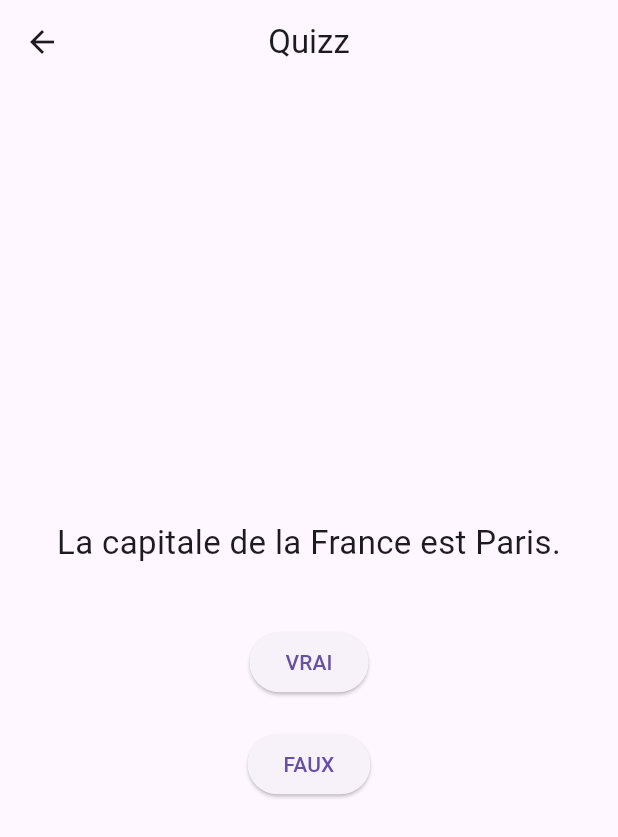
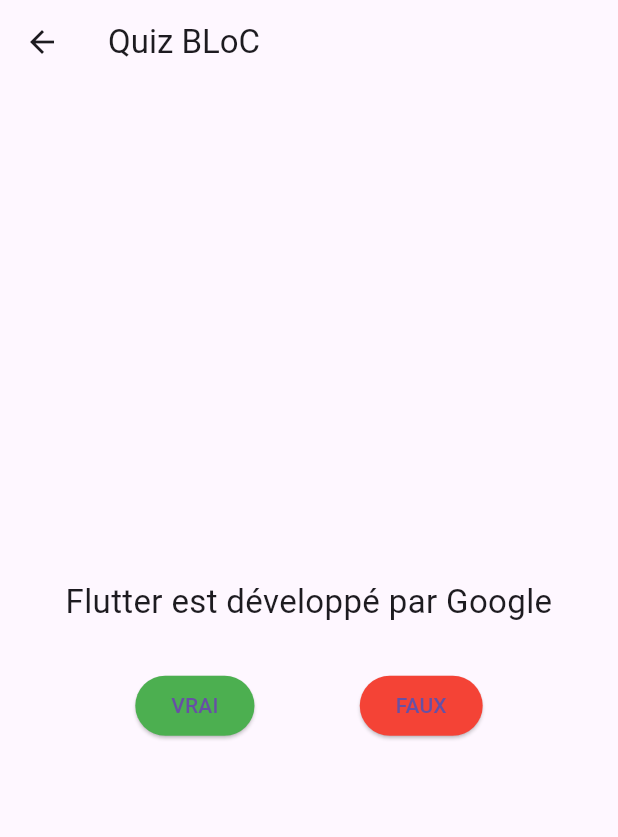
Before and after one commit to bensalahRyma/tp1-flutter, a Flutter app: the screen it shows after launch, after a tap on "Commencer le Quizz", on a phone screen of 412 x 824 dp. Shown: the top 837 px of the screen. Run offline on Flutter 3.47's test engine with Material 3 defaults, Android fonts, the phone set to English and light mode, and no system bars.

```diff
--- /dev/null
+++ b/lib/business_logic/blocs/quiz_bloc.dart
@@ -0,0 +1,46 @@
+import 'dart:async';
+
+import '../../data/models/question.dart';
+
+class QuizBloc {
+  final List<Question> _questions = [
+    Question(text: 'Flutter est développé par Google', answer: true),
+    Question(text: 'Flutter utilise Java uniquement', answer: false),
+    Question(text: 'Provider remplace setState ?', answer: true),
+    Question(text: 'BLoC est une librairie UI ?', answer: false),
+    Question(text: 'Flutter est cross-platform ?', answer: true),
+  ];
+
+  int _index = 0;
+  int _score = 0;
+  bool _finished = false;
+
+  // GETTERS
+  Question? get currentQuestion =>
+      _finished ? null : _questions[_index];
+
+  int get score => _score;
+  bool get isFinished => _finished;
+  int get total => _questions.length;
+
+  // ACTION
+  void answer(bool userAnswer) {
+    if (_finished) return;
+
+    if (_questions[_index].answer == userAnswer) {
+      _score++;
+    }
+
+    if (_index < _questions.length - 1) {
+      _index++;
+    } else {
+      _finished = true; // ✅ quiz terminé
+    }
+  }
+
+  void restart() {
+    _index = 0;
+    _score = 0;
+    _finished = false;
+  }
+}
--- /dev/null
+++ b/lib/data/models/question.dart
@@ -0,0 +1,6 @@
+class Question {
+  final String text;
+  final bool answer;
+
+  Question({required this.text, required this.answer});
+}
--- a/lib/main.dart
+++ b/lib/main.dart
@@ -1,10 +1,19 @@
 import 'package:flutter/material.dart';
-import 'profile_page.dart';
-import 'quizz_page.dart';
+import 'package:provider/provider.dart';
+import 'package:tp_flutter/presentation/pages/profile_page.dart' show ProfilePage;
+import 'package:tp_flutter/presentation/pages/quiz_page.dart';
+import 'data/providers/quiz_provider.dart';
+
 
 void main() {
-  runApp(const MyApp());
+  runApp(
+    ChangeNotifierProvider(
+      create: (_) => QuizProvider(),
+      child: const MyApp(),
+    ),
+  );
 }
+
 
 class MyApp extends StatelessWidget {
   const MyApp({super.key});
@@ -17,7 +26,7 @@ class MyApp extends StatelessWidget {
       theme: ThemeData(
         primarySwatch: Colors.blue,
       ),
-      home: const HomePage(), // Page d'accueil
+      home: const HomePage(),
     );
   }
 }
@@ -66,11 +75,11 @@ class HomePage extends StatelessWidget {
               onPressed: () {
                 Navigator.push(
                   context,
-                  MaterialPageRoute(builder: (context) => const QuizzPage()),
+                  MaterialPageRoute(builder: (context) => const QuizBlocPage()),
                 );
               },
               child: const Text("Commencer le Quizz"),
-            ),
+            )
           ],
         ),
       ),
--- /dev/null
+++ b/lib/presentation/pages/quiz_page.dart
@@ -0,0 +1,113 @@
+import 'package:flutter/material.dart';
+
+import '../../business_logic/blocs/quiz_bloc.dart';
+import '../widgets/quiz_card.dart';
+
+class QuizBlocPage extends StatefulWidget {
+  const QuizBlocPage({super.key});
+
+  @override
+  State<QuizBlocPage> createState() => _QuizBlocPageState();
+}
+
+class _QuizBlocPageState extends State<QuizBlocPage>
+    with SingleTickerProviderStateMixin {
+
+  final QuizBloc bloc = QuizBloc();
+  late AnimationController _controller;
+  late Animation<double> _fade;
+
+  @override
+  void initState() {
+    super.initState();
+    _controller =
+        AnimationController(vsync: this, duration: const Duration(milliseconds: 400));
+    _fade = CurvedAnimation(parent: _controller, curve: Curves.easeIn);
+    _controller.forward();
+  }
+
+  void _answer(bool value) {
+    setState(() {
+      bloc.answer(value);
+      _controller.reset();
+      _controller.forward();
+    });
+  }
+
+  @override
+  Widget build(BuildContext context) {
+    return Scaffold(
+      appBar: AppBar(title: const Text('Quiz BLoC')),
+      body: Padding(
+        padding: const EdgeInsets.all(20),
+        child: bloc.isFinished
+            ? _buildResult()
+            : FadeTransition(
+          opacity: _fade,
+          child: _buildQuestion(),
+        ),
+      ),
+    );
+  }
+
+  Widget _buildQuestion() {
+    return Column(
+      mainAxisAlignment: MainAxisAlignment.center,
+      children: [
+        Text(
+          bloc.currentQuestion!.text,
+          textAlign: TextAlign.center,
+          style: const TextStyle(fontSize: 22),
+        ),
+        const SizedBox(height: 30),
+        Row(
+          mainAxisAlignment: MainAxisAlignment.spaceEvenly,
+          children: [
+            ElevatedButton(
+              onPressed: () => _answer(true),
+              style: ElevatedButton.styleFrom(backgroundColor: Colors.green),
+              child: const Text('VRAI'),
+            ),
+            ElevatedButton(
+              onPressed: () => _answer(false),
+              style: ElevatedButton.styleFrom(backgroundColor: Colors.red),
+              child: const Text('FAUX'),
+            ),
+          ],
+        ),
+      ],
+    );
+  }
+
+  Widget _buildResult() {
+    return Column(
+      mainAxisAlignment: MainAxisAlignment.center,
+      children: [
+        const Text(
+          'Quiz terminé 🎉',
+          style: TextStyle(fontSize: 26, fontWeight: FontWeight.bold),
+        ),
+        const SizedBox(height: 20),
+        Text(
+          'Score : ${bloc.score} / ${bloc.total}',
+          style: const TextStyle(fontSize: 20),
+        ),
+        const SizedBox(height: 30),
+        ElevatedButton(
+          onPressed: () {
+            setState(() {
+              bloc.restart();
+            });
+          },
+          child: const Text('Recommencer'),
+        ),
+      ],
+    );
+  }
+
+  @override
+  void dispose() {
+    _controller.dispose();
+    super.dispose();
+  }
+}
--- a/lib/quizz_page.dart
+++ /dev/null
@@ -1,105 +0,0 @@
-import 'package:flutter/material.dart';
-
-class Question {
-  final String text;
-  final bool isCorrect;
-
-  Question(this.text, this.isCorrect);
-}
-
-class QuizzPage extends StatefulWidget {
-  const QuizzPage({super.key});
-
-  @override
-  State<QuizzPage> createState() => _QuizzPageState();
-}
-
-class _QuizzPageState extends State<QuizzPage> {
-  int index = 0;
-  int score = 0;
-  bool showResult = false;
-
-  final List<Question> questions = [
-    Question("La capitale de la France est Paris.", true),
-    Question("2 + 2 = 5.", false),
-    Question("Le soleil est une étoile.", true),
-    Question("La Terre est plate.", false),
-  ];
-
-  void answer(bool userAnswer) {
-    if (questions[index].isCorrect == userAnswer) {
-      score++;
-    }
-
-    setState(() {
-      if (index < questions.length - 1) {
-        index++;
-      } else {
-        showResult = true;
-      }
-    });
-  }
-
-  void restart() {
-    setState(() {
-      index = 0;
-      score = 0;
-      showResult = false;
-    });
-  }
-
-  @override
-  Widget build(BuildContext context) {
-    return Scaffold(
-      appBar: AppBar(
-        title: const Text("Quizz"),
-        centerTitle: true,
-      ),
-      body: Center(
-        child: showResult
-            ? buildResult()
-            : buildQuestion(),
-      ),
-    );
-  }
-
-  Widget buildQuestion() {
-    return Column(
-      mainAxisAlignment: MainAxisAlignment.center,
-      children: [
-        Text(
-          questions[index].text,
-          textAlign: TextAlign.center,
-          style: const TextStyle(fontSize: 22),
-        ),
-        const SizedBox(height: 40),
-        ElevatedButton(
-          onPressed: () => answer(true),
-          child: const Text("VRAI"),
-        ),
-        const SizedBox(height: 20),
-        ElevatedButton(
-          onPressed: () => answer(false),
-          child: const Text("FAUX"),
-        ),
-      ],
-    );
-  }
-
-  Widget buildResult() {
-    return Column(
-      mainAxisAlignment: MainAxisAlignment.center,
-      children: [
-        Text(
-          "Score : $score / ${questions.length}",
-          style: const TextStyle(fontSize: 26, fontWeight: FontWeight.bold),
-        ),
-        const SizedBox(height: 30),
-        ElevatedButton(
-          onPressed: restart,
-          child: const Text("Recommencer"),
-        ),
-      ],
-    );
-  }
-}
```
Also changed, not shown: lib/business_logic/events/quiz_event.dart (added, +8 -0 lines), lib/business_logic/events/quiz_state.dart (added, +7 -0 lines), lib/data/providers/quiz_provider.dart (added, +24 -0 lines), lib/presentation/pages/home_page.dart (added, +43 -0 lines), lib/presentation/pages/profile_page.dart (added, +42 -0 lines), lib/presentation/pages/quiz_provider_page.dart (added, +98 -0 lines), lib/presentation/widgets/quiz_card.dart (added, +47 -0 lines), lib/presentation/widgets/quiz_scaffold.dart (added, +79 -0 lines), lib/profile_page.dart (deleted, +0 -89 lines), pubspec.yaml (+7 -2 lines), pubspec.lock.
